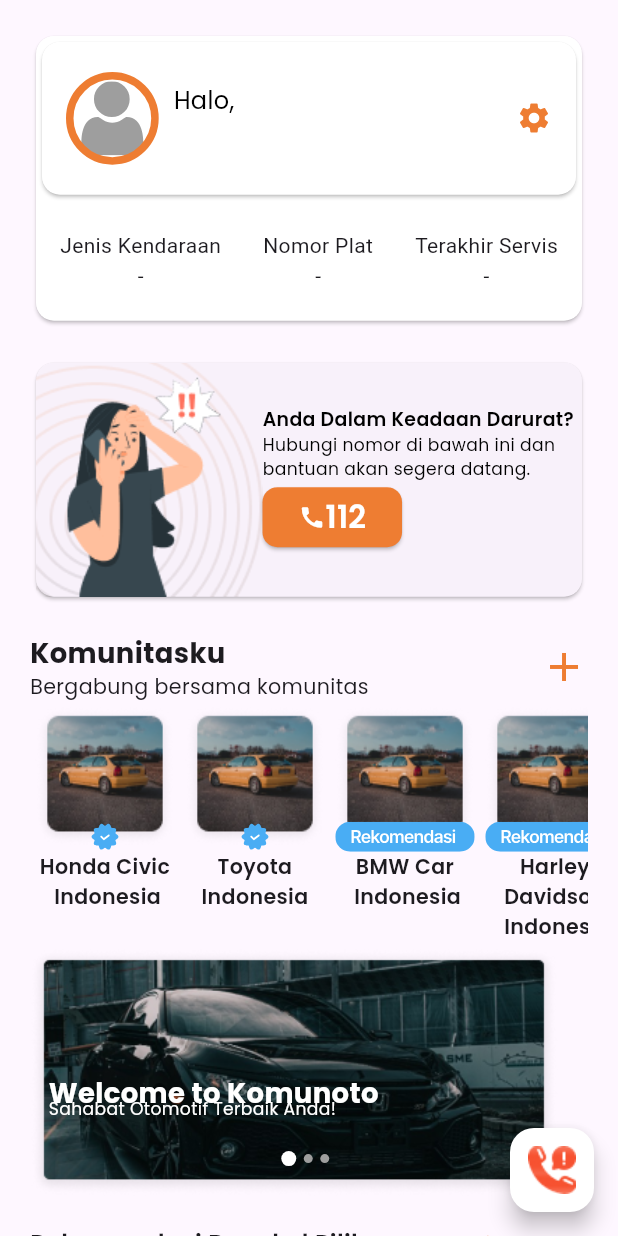
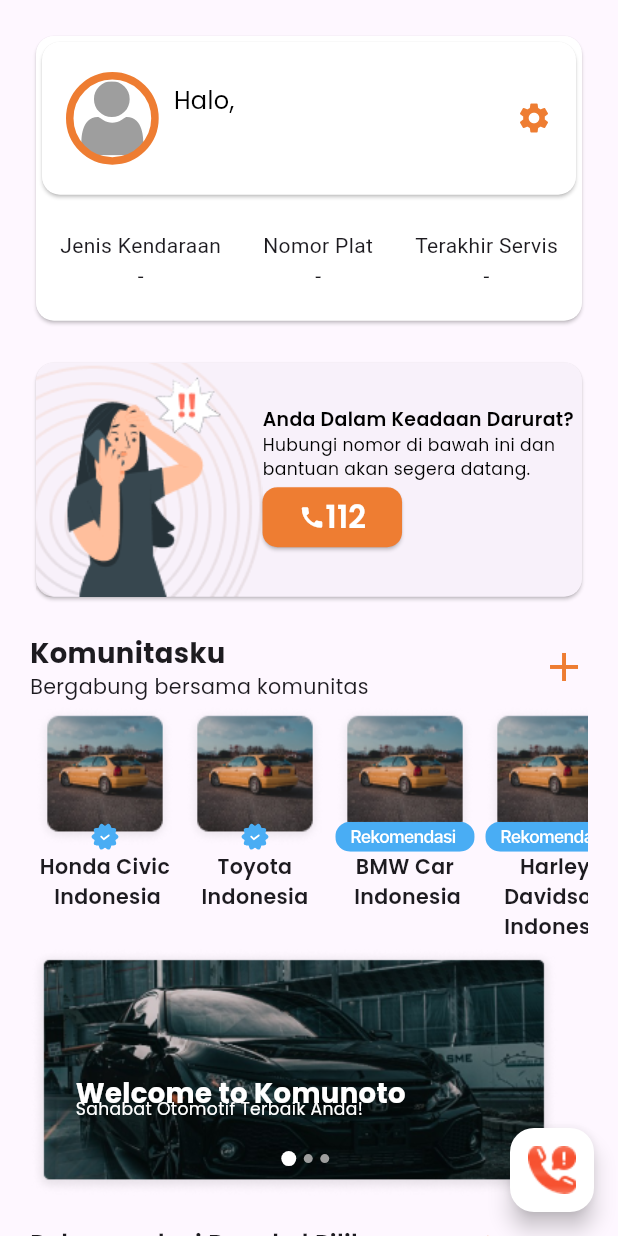
Before and after one commit to bisdev-pro/komunoto, a Flutter app: the BerandaPage screen opened directly, on a phone screen of 412 x 824 dp. Run offline on Flutter 3.47's test engine with Material 3 defaults, Android fonts, the light colour scheme and no system bars; our stand-ins replace after_layout, dropdown_search, firebase_auth, firebase_core, flutter_svg, google_fonts and 3 more; accounts and stored records are empty; network calls fail.

Commit message:
Refactor UI layout in beranda_page.dart

```diff
--- a/lib/view/home_screen/beranda_page.dart
+++ b/lib/view/home_screen/beranda_page.dart
@@ -186,8 +186,6 @@ class _BerandaPageState extends State<BerandaPage> {
                     padding: const EdgeInsets.all(20.0),
                     child: SizedBox(
                       width: width * 1,
-                      child: Card(
-                        color: Colors.white,
                         child: Column(
                             crossAxisAlignment: CrossAxisAlignment.start,
                             children: <Widget>[
@@ -278,7 +276,7 @@ class _BerandaPageState extends State<BerandaPage> {
                                 ),
                               ),
                             ]),
-                      ),
+
                     ),
                   );
                 }
@@ -451,6 +449,8 @@ class _BerandaPageState extends State<BerandaPage> {
                           Positioned(
                             left: MediaQuery.of(context).size.width * 0.030,
                             top: MediaQuery.of(context).size.height * 0.10,
+                            child: Padding(
+                              padding: const EdgeInsets.only(left:18.0),
                               child: Text(
                                 contents[i].title ?? '',
                                 style: GoogleFonts.poppins(
@@ -462,9 +462,12 @@ class _BerandaPageState extends State<BerandaPage> {
                                 ),
                               ),
                             ),
+                          ),
                           Positioned(
                             left: MediaQuery.of(context).size.width * 0.030,
                             top: MediaQuery.of(context).size.height * 0.12,
+                            child: Padding(
+                              padding: const EdgeInsets.only(left:18.0),
                               child: Text(
                                 contents[i].description ?? '',
                                 style: GoogleFonts.poppins(
@@ -473,6 +476,7 @@ class _BerandaPageState extends State<BerandaPage> {
                                       720,
                                   fontWeight: FontWeight.w400,
                                   color: Colors.white,
+                                ),
                               ),
                             ),
                           ),
```
Lines whose indentation alone changed are shown as unchanged.
